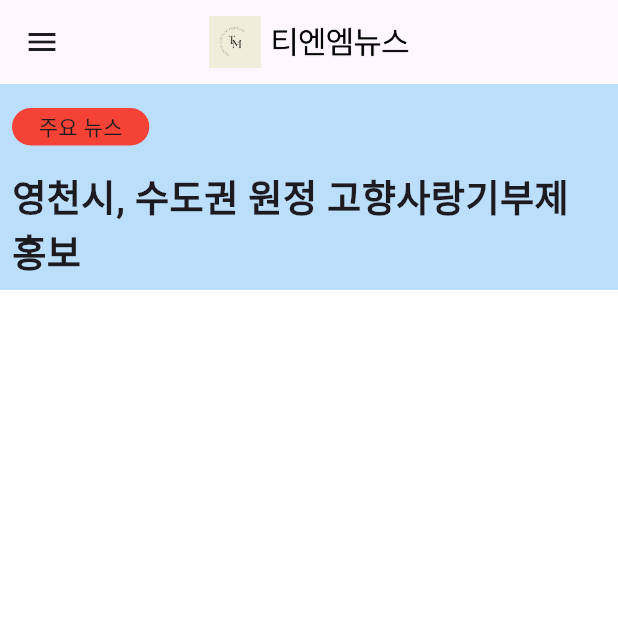
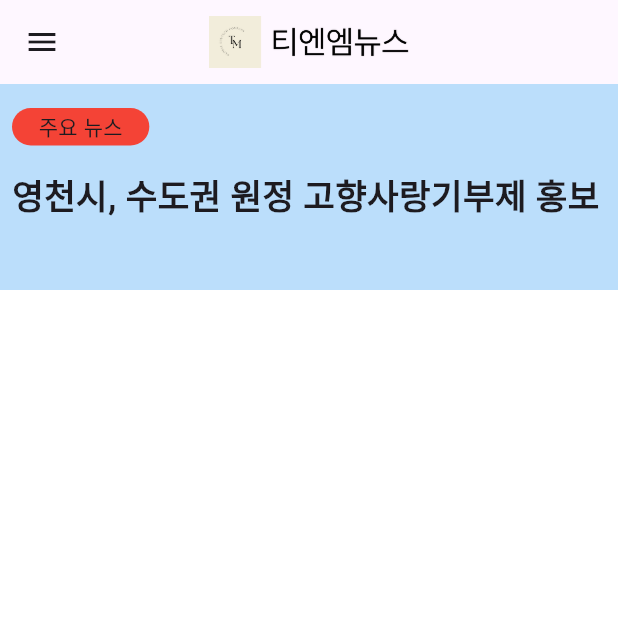
Before and after one commit to KimMinJin63/TNMFact, a Flutter app: the screen it shows after launch, on a phone screen of 412 x 824 dp, the top half of it. Run offline on Flutter 3.47's test engine with Material 3 defaults, Android fonts, the light colour scheme and no system bars; our stand-ins replace cloud_firestore, firebase_core, firebase_storage, flutter_screenutil, get, get_storage and 1 more; accounts and stored records are empty.

Commit message:
안드로이드에서는 문제 생김....

```diff
--- a/lib/view/pages/edit_page.dart
+++ b/lib/view/pages/edit_page.dart
@@ -144,6 +144,7 @@ class EditPage extends GetView<EditController> {
                           RxString contentValue =
                               controller.textEditingController2.text.obs;
                           bool mainNews = controller.isChecked.value;
+                          print('이거슨 내용이다!!! : $contentValue');
 
                           if (titleValue.isNotEmpty &&
                               contentValue.isNotEmpty) {
@@ -160,6 +161,7 @@ class EditPage extends GetView<EditController> {
                               );
                               Get.back();
                               Get.back();
+                              print('여긴 그래서 뭐가 뜨는데? : ${contentValue.value}');
                               print('여긴 그래서 뭐가 뜨는데? : $imagePath');
                               print('여긴 그래서 뭐가 뜨는데?3333 : ${controller.imageUrl}');
                               print('여긴 그래서 뭐가 뜨는데?112222 : $picture');
--- a/lib/view/pages/main_page.dart
+++ b/lib/view/pages/main_page.dart
@@ -119,7 +119,7 @@ class MainPage extends GetView<MainController> {
                         '영천시, 수도권 원정 고향사랑기부제 홍보',
                         style: TextStyle(
                           fontWeight: FontWeight.bold,
-                          fontSize: ScreenUtil().setSp(65),
+                          fontSize: ScreenUtil().setSp(60),
                         ),
                       ),
                     )
```
Also changed, not shown: lib/view/pages/detail_news_page.dart (+6 -7 lines), 1 other file.
